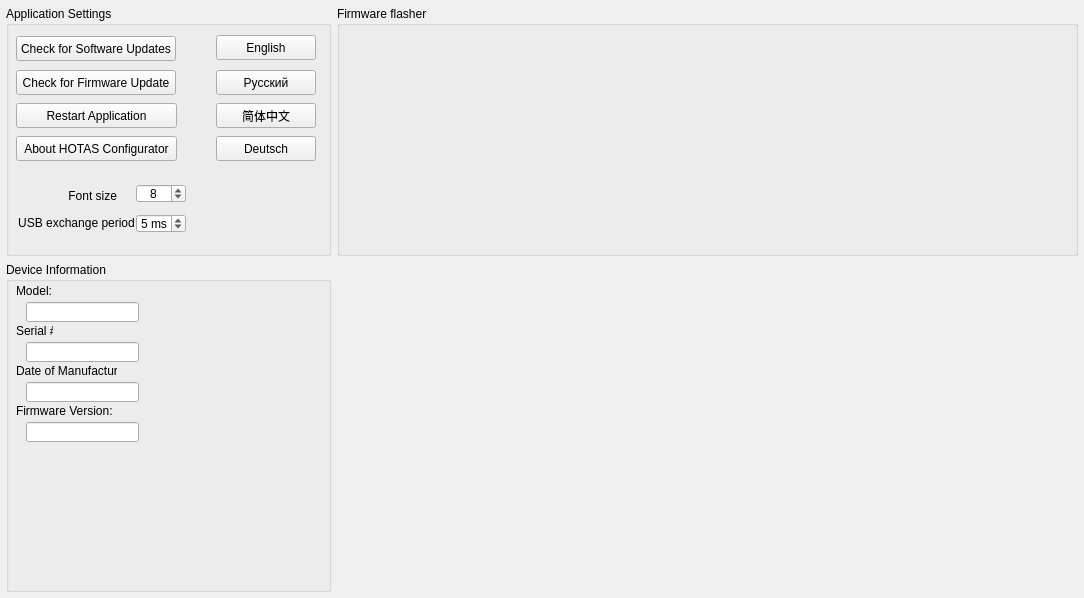
Above: src/widgets/adv-settings/advancedsettings.ui from invictuscockpits/HOTASConfigurator before the change. Below: the same form after it.
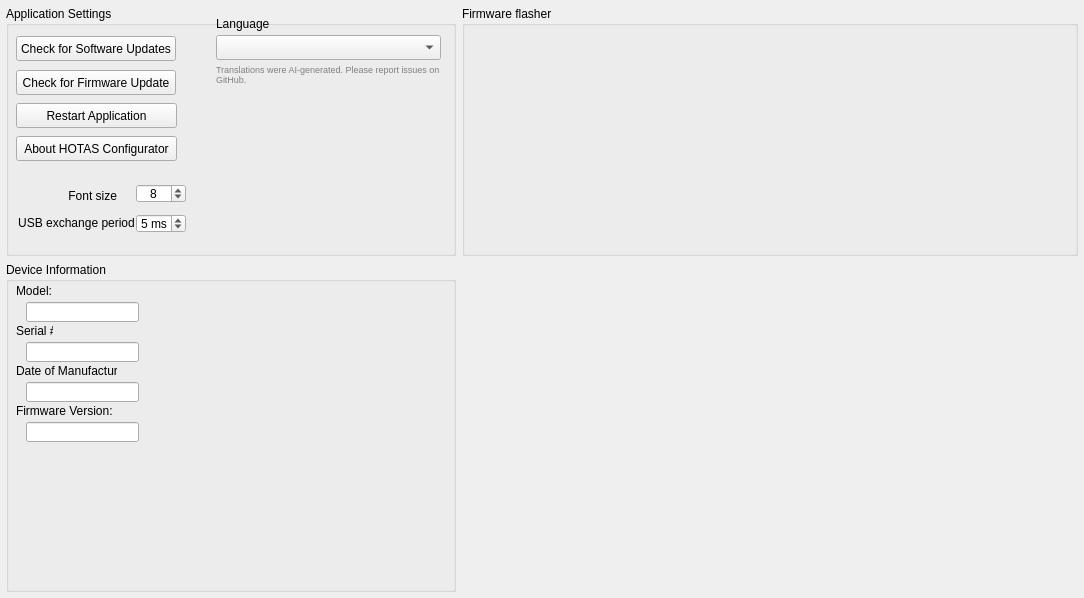
That is the form after the change. Icons and pictures are not drawn.

Commit message: Merge language system improvements from clean branch

The edit to the form file:
```diff
--- a/src/widgets/adv-settings/advancedsettings.ui
+++ b/src/widgets/adv-settings/advancedsettings.ui
@@ -30,13 +30,26 @@
     <widget class="QGroupBox" name="groupBox_4">
      <property name="maximumSize">
       <size>
-       <width>325</width>
+       <width>450</width>
        <height>250</height>
       </size>
      </property>
      <property name="title">
       <string>Application Settings</string>
      </property>
+     <widget class="QLabel" name="label_Language">
+      <property name="geometry">
+       <rect>
+        <x>210</x>
+        <y>10</y>
+        <width>100</width>
+        <height>16</height>
+       </rect>
+      </property>
+      <property name="text">
+       <string>Language</string>
+      </property>
+     </widget>
      <widget class="QPushButton" name="pushButton_CheckUpdates">
       <property name="geometry">
        <rect>
@@ -255,102 +268,42 @@
        <number>8</number>
       </property>
      </widget>
-     <widget class="QPushButton" name="pushButton_LangDeutsch">
-      <property name="geometry">
-       <rect>
-        <x>210</x>
-        <y>130</y>
-        <width>100</width>
-        <height>25</height>
-       </rect>
-      </property>
-      <property name="minimumSize">
-       <size>
-        <width>100</width>
-        <height>25</height>
-       </size>
-      </property>
-      <property name="text">
-       <string notr="true">Deutsch</string>
-      </property>
-      <property name="icon">
-       <iconset resource="../../resources.qrc">
-        <normaloff>:/Images/flags/Germany.png</normaloff>:/Images/flags/Germany.png</iconset>
-      </property>
-     </widget>
-     <widget class="QPushButton" name="pushButton_LangEnglish">
+     <widget class="QComboBox" name="comboBox_Language">
       <property name="geometry">
        <rect>
         <x>210</x>
         <y>29</y>
-        <width>100</width>
+        <width>225</width>
         <height>25</height>
        </rect>
       </property>
       <property name="minimumSize">
        <size>
-        <width>100</width>
+        <width>225</width>
         <height>25</height>
        </size>
       </property>
-      <property name="text">
-       <string notr="true">English</string>
-      </property>
-      <property name="icon">
-       <iconset resource="../../resources.qrc">
-        <normaloff>:/Images/flags/United_Kingdom.png</normaloff>:/Images/flags/United_Kingdom.png</iconset>
-      </property>
-      <property name="iconSize">
-       <size>
-        <width>16</width>
-        <height>16</height>
-       </size>
-      </property>
      </widget>
-     <widget class="QPushButton" name="pushButton_LangRussian">
+     <widget class="QLabel" name="label_TranslationDisclaimer">
       <property name="geometry">
        <rect>
         <x>210</x>
-        <y>64</y>
-        <width>100</width>
-        <height>25</height>
+        <y>58</y>
+        <width>225</width>
+        <height>40</height>
        </rect>
       </property>
-      <property name="minimumSize">
-       <size>
-        <width>100</width>
-        <height>25</height>
-       </size>
-      </property>
       <property name="text">
-       <string notr="true">Русский</string>
+       <string>Translations were AI-generated. Please report issues on GitHub.</string>
       </property>
-      <property name="icon">
-       <iconset resource="../../resources.qrc">
-        <normaloff>:/Images/flags/Russia.png</normaloff>:/Images/flags/Russia.png</iconset>
+      <property name="wordWrap">
+       <bool>true</bool>
       </property>
-     </widget>
-     <widget class="QPushButton" name="pushButton_LangSChinese">
-      <property name="geometry">
-       <rect>
-        <x>210</x>
-        <y>97</y>
-        <width>100</width>
-        <height>25</height>
-       </rect>
+      <property name="alignment">
+       <set>Qt::AlignmentFlag::AlignTop|Qt::AlignmentFlag::AlignLeft</set>
       </property>
-      <property name="minimumSize">
-       <size>
-        <width>100</width>
-        <height>25</height>
-       </size>
-      </property>
-      <property name="text">
-       <string notr="true">简体中文</string>
-      </property>
-      <property name="icon">
-       <iconset resource="../../resources.qrc">
-        <normaloff>:/Images/flags/china.png</normaloff>:/Images/flags/china.png</iconset>
+      <property name="styleSheet">
+       <string notr="true">font-size: 7pt; color: gray;</string>
       </property>
      </widget>
     </widget>
```
The commit also changes 61 other files.
